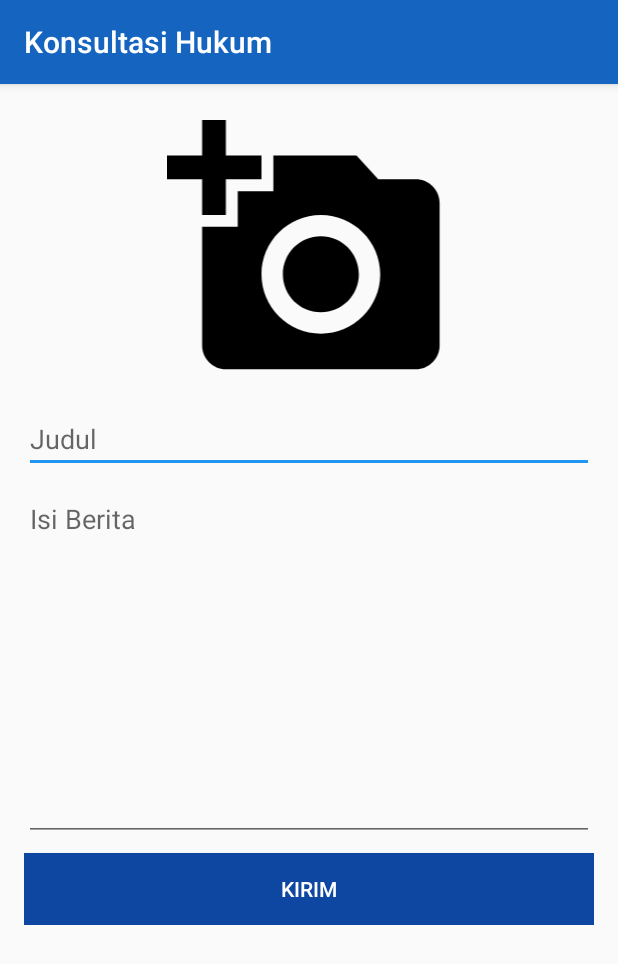
After one commit to FaishalAlbadri/KonsultasiHukum, an Android app: the AddBlog screen opened directly, with no data from a screen before it, on a phone screen of 412 x 824 dp. The commit adds this screen. Shown: the top 964 px of the screen. Run offline under Robolectric (Android 15) with nearby library versions, the phone set to English and light mode, and no system bars; our stand-ins replace ButterKnife; libraries missing offline, so code that uses them is left out: net.gotev.uploadservice.

Commit message:
update add galery dan add blog

```diff
--- a/app/build.gradle
+++ b/app/build.gradle
@@ -25,8 +25,9 @@ android {
 dependencies {
     implementation fileTree(dir: 'libs', include: ['*.jar'])
     implementation 'com.android.support:appcompat-v7:28.0.0-alpha1'
+    implementation 'com.android.support:support-v4:28.0.0-alpha1'
     implementation 'com.android.support.constraint:constraint-layout:1.1.0'
-    implementation 'com.android.support:design:28.0.0-alpha1'
+    implementation 'com.android.support:design:28.0.0'
     testImplementation 'junit:junit:4.12'
     androidTestImplementation 'com.android.support.test:runner:1.0.2'
     androidTestImplementation 'com.android.support.test.espresso:espresso-core:3.0.2'
@@ -45,5 +46,6 @@ dependencies {
     implementation 'com.squareup.okhttp3:okhttp:3.9.0'
     implementation 'com.squareup.retrofit2:converter-gson:2.3.0'
     implementation 'javax.annotation:javax.annotation-api:1.3.1'
-    implementation 'com.android.support:recyclerview-v7:28.0.0'
+    implementation 'com.android.support:recyclerview-v7:28.0.0-alpha1'
+    implementation 'net.gotev:uploadservice:2.1'
 }
--- /dev/null
+++ b/app/src/main/java/com/androidnetv/konsultasihukum/AddBlog.java
@@ -0,0 +1,177 @@
+package com.androidnetv.konsultasihukum;
+
+import android.Manifest;
+import android.app.ProgressDialog;
+import android.content.Intent;
+import android.content.pm.PackageManager;
+import android.database.Cursor;
+import android.graphics.Bitmap;
+import android.net.Uri;
+import android.os.Bundle;
+import android.os.Handler;
+import android.provider.MediaStore;
+import android.support.annotation.NonNull;
+import android.support.v4.app.ActivityCompat;
+import android.support.v4.content.ContextCompat;
+import android.support.v7.app.AppCompatActivity;
+import android.widget.Button;
+import android.widget.EditText;
+import android.widget.ImageView;
+import android.widget.Toast;
+import butterknife.BindView;
+import butterknife.ButterKnife;
+import butterknife.OnClick;
+import com.androidnetv.konsultasihukum.api.Server;
+import java.io.IOException;
+import java.util.UUID;
+import net.gotev.uploadservice.MultipartUploadRequest;
+
+public class AddBlog extends AppCompatActivity {
+
+  private static final int STORAGE_PERMISSION_CODE = 123;
+  @BindView(R.id.imgAddBlog)
+  ImageView imgAddBlog;
+  @BindView(R.id.edtTitleBlog)
+  EditText edtTitleBlog;
+  @BindView(R.id.edtIsiBlog)
+  EditText edtIsiBlog;
+  @BindView(R.id.btnAddBlog)
+  Button btnAddBlog;
+  Handler handler;
+  ProgressDialog progressDialog;
+  private int PICK_IMAGE_REQUEST = 1;
+  private Bitmap bitmap;
+  private Uri filePath;
+
+  @Override
+  protected void onCreate(Bundle savedInstanceState) {
+    super.onCreate(savedInstanceState);
+    setContentView(R.layout.activity_add_blog);
+    ButterKnife.bind(this);
+
+    requestStoragePermission();
+    handler = new Handler();
+    progressDialog = new ProgressDialog(this);
+    progressDialog.setMessage("Loading");
+    progressDialog.setCancelable(false);
+    progressDialog.setCanceledOnTouchOutside(false);
+  }
+
+  public void uploadMultipart() {
+    String name = edtTitleBlog.getText().toString().trim();
+    String isi = edtIsiBlog.getText().toString().trim();
+
+    try {
+      String uploadId = UUID.randomUUID().toString();
+
+      MultipartUploadRequest request = new MultipartUploadRequest(this, uploadId, Server.BASE_URL
+          + "add_blog.php");
+      request.addFileToUpload(getPath(filePath), "blog_img");
+      request.addParameter("blog_title", name);
+      request.addParameter("blog_news", isi);
+//      request.setNotificationConfig(new UploadNotificationConfig());
+      request.setMaxRetries(2);
+      request.startUpload();
+
+    } catch (Exception exc) {
+      Toast.makeText(this, exc.getMessage(), Toast.LENGTH_SHORT).show();
+    }
+
+    handler.postDelayed(() -> {
+      progressDialog.dismiss();
+      onBackPressed();
+    }, 3000);
+  }
+
+  private void showFileChooser() {
+    Intent intent = new Intent();
+    intent.setType("image/*");
+    intent.setAction(Intent.ACTION_GET_CONTENT);
+    startActivityForResult(Intent.createChooser(intent, "Select Picture"), PICK_IMAGE_REQUEST);
+  }
+
+  @Override
+  protected void onActivityResult(int requestCode, int resultCode, Intent data) {
+    super.onActivityResult(requestCode, resultCode, data);
+
+    if (requestCode == PICK_IMAGE_REQUEST && resultCode == RESULT_OK && data != null
+        && data.getData() != null) {
+      filePath = data.getData();
+      try {
+        bitmap = MediaStore.Images.Media.getBitmap(getContentResolver(), filePath);
+        imgAddBlog.setImageBitmap(bitmap);
+
+      } catch (IOException e) {
+        e.printStackTrace();
+      }
+    }
+  }
+
+
+  public String getPath(Uri uri) {
+    Cursor cursor = getContentResolver().query(uri, null, null, null, null);
+    cursor.moveToFirst();
+    String document_id = cursor.getString(0);
+    document_id = document_id.substring(document_id.lastIndexOf(":") + 1);
+    cursor.close();
+
+    cursor = getContentResolver().query(
+        android.provider.MediaStore.Images.Media.EXTERNAL_CONTENT_URI,
+        null, MediaStore.Images.Media._ID + " = ? ", new String[]{document_id}, null);
+    cursor.moveToFirst();
+    String path = cursor.getString(cursor.getColumnIndex(MediaStore.Images.Media.DATA));
+    cursor.close();
+
+    return path;
+  }
+
+  private void requestStoragePermission() {
+    if (ContextCompat.checkSelfPermission(this, Manifest.permission.READ_EXTERNAL_STORAGE)
+        == PackageManager.PERMISSION_GRANTED) {
+      return;
+    }
+
+    if (ActivityCompat
+        .shouldShowRequestPermissionRationale(this, Manifest.permission.READ_EXTERNAL_STORAGE)) {
+
+    }
+    ActivityCompat.requestPermissions(this, new String[]{Manifest.permission.READ_EXTERNAL_STORAGE},
+        STORAGE_PERMISSION_CODE);
+  }
+
+  @Override
+  public void onRequestPermissionsResult(int requestCode, @NonNull String[] permissions,
+      @NonNull int[] grantResults) {
+
+    if (requestCode == STORAGE_PERMISSION_CODE) {
+      if (grantResults.length > 0 && grantResults[0] == PackageManager.PERMISSION_GRANTED) {
+        Toast.makeText(this, "Permission granted now you can read the storage", Toast.LENGTH_LONG)
+            .show();
+      } else {
+        Toast.makeText(this, "Oops you just denied the permission", Toast.LENGTH_LONG).show();
+      }
+    }
+  }
+
+  @OnClick(R.id.imgAddBlog)
+  public void onImgAddBlogClicked() {
+    showFileChooser();
+  }
+
+  @OnClick(R.id.btnAddBlog)
+  public void onBtnAddBlogClicked() {
+    if (Server.isEmpty(edtTitleBlog) || Server.isEmpty(edtIsiBlog)) {
+      Toast.makeText(this, "Harap Diisi Semua", Toast.LENGTH_SHORT).show();
+    } else {
+      progressDialog.show();
+      uploadMultipart();
+    }
+  }
+
+  @Override
+  public void onBackPressed() {
+    startActivity(new Intent(getApplicationContext(), BlogActivity.class));
+    finish();
+  }
+
+}
--- a/app/src/main/java/com/androidnetv/konsultasihukum/DetailBlog.java
+++ b/app/src/main/java/com/androidnetv/konsultasihukum/DetailBlog.java
@@ -31,7 +31,7 @@ public class DetailBlog extends AppCompatActivity {
     setTitle(titlle);
     RequestOptions options = new RequestOptions().fitCenter().format(DecodeFormat.PREFER_ARGB_8888);
     Glide.with(this)
-        .load(Server.BASE_URL_IMG + img)
+        .load(Server.BASE_URL_IMG_BLOG + img)
         .apply(options)
         .into(imgBlog);
     txtIsiDetail.setText(isi);
--- a/app/src/main/java/com/androidnetv/konsultasihukum/adapter/GaleryAdapter.java
+++ b/app/src/main/java/com/androidnetv/konsultasihukum/adapter/GaleryAdapter.java
@@ -45,7 +45,7 @@ public class GaleryAdapter extends Adapter<ViewHolder> {
     final GaleryItem galeryItem = items.get(position);
     RequestOptions options = new RequestOptions().fitCenter().format(DecodeFormat.PREFER_ARGB_8888);
     Glide.with(context)
-        .load(Server.BASE_URL_IMG + galeryItem.getGaleryImg())
+        .load(Server.BASE_URL_IMG_GALERY + galeryItem.getGaleryImg())
         .apply(options)
         .into(viewHolder.imgGaleryItem);
     viewHolder.txtGaleryItem.setText(galeryItem.getGaleryTitle());
--- a/app/src/main/java/com/androidnetv/konsultasihukum/api/APIInterface.java
+++ b/app/src/main/java/com/androidnetv/konsultasihukum/api/APIInterface.java
@@ -1,5 +1,6 @@
 package com.androidnetv.konsultasihukum.api;
 
+import com.androidnetv.konsultasihukum.data.RegisterResponse;
 import com.androidnetv.konsultasihukum.data.Response;
 import com.androidnetv.konsultasihukum.data.answer.AnswerResponse;
 import com.androidnetv.konsultasihukum.data.ask.AskResponse;
@@ -47,7 +48,7 @@ public interface APIInterface {
 
   @FormUrlEncoded
   @POST("user_register.php")
-  Call<Response> getRegister(
+  Call<RegisterResponse> getRegister(
       @Field("user_name") String username,
       @Field("user_fullname") String fullname,
       @Field("user_password") String password,
--- /dev/null
+++ b/app/src/main/res/drawable/ic_add_photo.xml
@@ -0,0 +1,9 @@
+<vector xmlns:android="http://schemas.android.com/apk/res/android"
+  android:height="24dp"
+  android:viewportHeight="24.0"
+  android:viewportWidth="24.0"
+  android:width="24dp">
+  <path
+    android:fillColor="#FF000000"
+    android:pathData="M3,4L3,1h2v3h3v2L5,6v3L3,9L3,6L0,6L0,4h3zM6,10L6,7h3L9,4h7l1.83,2L21,6c1.1,0 2,0.9 2,2v12c0,1.1 -0.9,2 -2,2L5,22c-1.1,0 -2,-0.9 -2,-2L3,10h3zM13,19c2.76,0 5,-2.24 5,-5s-2.24,-5 -5,-5 -5,2.24 -5,5 2.24,5 5,5zM9.8,14c0,1.77 1.43,3.2 3.2,3.2s3.2,-1.43 3.2,-3.2 -1.43,-3.2 -3.2,-3.2 -3.2,1.43 -3.2,3.2z" />
+</vector>
--- /dev/null
+++ b/app/src/main/res/layout/activity_add_blog.xml
@@ -0,0 +1,64 @@
+<?xml version="1.0" encoding="utf-8"?>
+<ScrollView xmlns:android="http://schemas.android.com/apk/res/android"
+  xmlns:app="http://schemas.android.com/apk/res-auto"
+  xmlns:tools="http://schemas.android.com/tools"
+  android:layout_width="match_parent"
+  android:layout_height="match_parent"
+  android:layout_margin="16dp"
+  tools:context=".AddBlog">
+
+  <android.support.constraint.ConstraintLayout
+    android:layout_width="match_parent"
+    android:layout_height="wrap_content">
+
+    <ImageView
+      android:id="@+id/imgAddBlog"
+      android:layout_width="0dp"
+      android:layout_height="0dp"
+      android:src="@drawable/ic_add_photo"
+      app:layout_constraintDimensionRatio="4:2"
+      app:layout_constraintLeft_toLeftOf="parent"
+      app:layout_constraintRight_toRightOf="parent"
+      app:layout_constraintTop_toTopOf="parent" />
+
+    <EditText
+      android:id="@+id/edtTitleBlog"
+      android:layout_width="0dp"
+      android:layout_height="wrap_content"
+      android:layout_marginTop="8dp"
+      android:gravity="top"
+      android:hint="Judul"
+      android:maxLength="50"
+      android:maxLines="1"
+      app:layout_constraintLeft_toLeftOf="parent"
+      app:layout_constraintRight_toRightOf="parent"
+      app:layout_constraintTop_toBottomOf="@+id/imgAddBlog" />
+
+    <EditText
+      android:id="@+id/edtIsiBlog"
+      android:layout_width="0dp"
+      android:layout_height="wrap_content"
+      android:layout_marginTop="8dp"
+      android:gravity="top"
+      android:hint="Isi Berita"
+      android:lines="10"
+      android:maxLength="50"
+      app:layout_constraintLeft_toLeftOf="parent"
+      app:layout_constraintRight_toRightOf="parent"
+      app:layout_constraintTop_toBottomOf="@+id/edtTitleBlog" />
+
+    <Button
+      android:id="@+id/btnAddBlog"
+      android:layout_width="0dp"
+      android:layout_height="wrap_content"
+      android:layout_marginTop="8dp"
+      android:background="@color/colorPrimaryDark"
+      android:text="Kirim"
+      android:textColor="@android:color/white"
+      app:layout_constraintLeft_toLeftOf="parent"
+      app:layout_constraintRight_toRightOf="parent"
+      app:layout_constraintTop_toBottomOf="@+id/edtIsiBlog" />
+
+  </android.support.constraint.ConstraintLayout>
+
+</ScrollView>
--- a/app/src/main/res/xml/network_security_config.xml
+++ b/app/src/main/res/xml/network_security_config.xml
@@ -1,6 +1,6 @@
 <?xml version="1.0" encoding="utf-8"?>
 <network-security-config>
   <domain-config cleartextTrafficPermitted= "true">
-    <domain includeSubdomains="true">api.santriprogrammer.com</domain>
+    <domain includeSubdomains="true">192.168.43.5</domain>
   </domain-config>
 </network-security-config>
```
Also changed, not shown: app/src/main/AndroidManifest.xml (+6 -1 lines), app/src/main/java/com/androidnetv/konsultasihukum/AddGalery.java (added, +175 -0 lines), app/src/main/java/com/androidnetv/konsultasihukum/BlogActivity.java (+22 -0 lines), app/src/main/java/com/androidnetv/konsultasihukum/GaleryActivity.java (+22 -0 lines), app/src/main/java/com/androidnetv/konsultasihukum/RegisterActivity.java (+9 -10 lines), app/src/main/java/com/androidnetv/konsultasihukum/api/Server.java (+11 -9 lines), app/src/main/java/com/androidnetv/konsultasihukum/data/galery/GaleryItem.java (+3 -15 lines), app/src/main/res/layout/activity_add_galery.xml (added, +48 -0 lines), app/src/main/res/layout/activity_blog.xml (+27 -7 lines), app/src/main/res/layout/activity_galery.xml (+12 -2 lines), build.gradle (line endings or trailing spaces).
